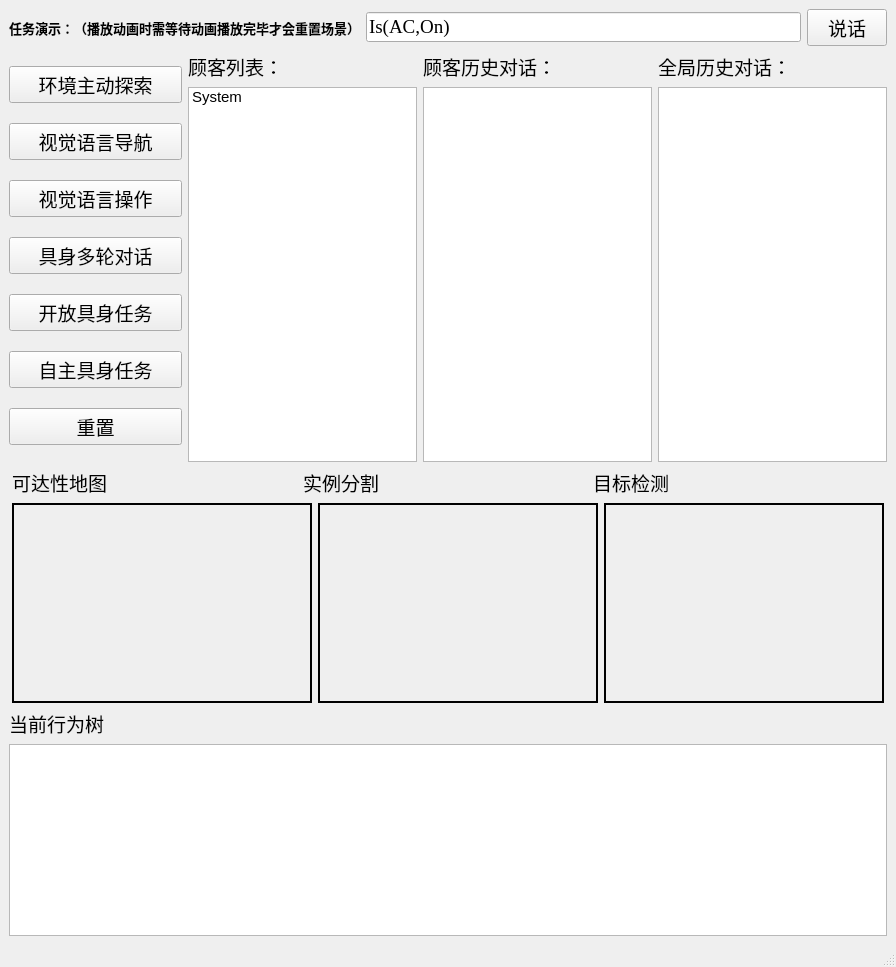
Above: robowaiter/scene/ui/window.ui from HPCL-EI/RoboWaiter before the change. Below: the same form after it.
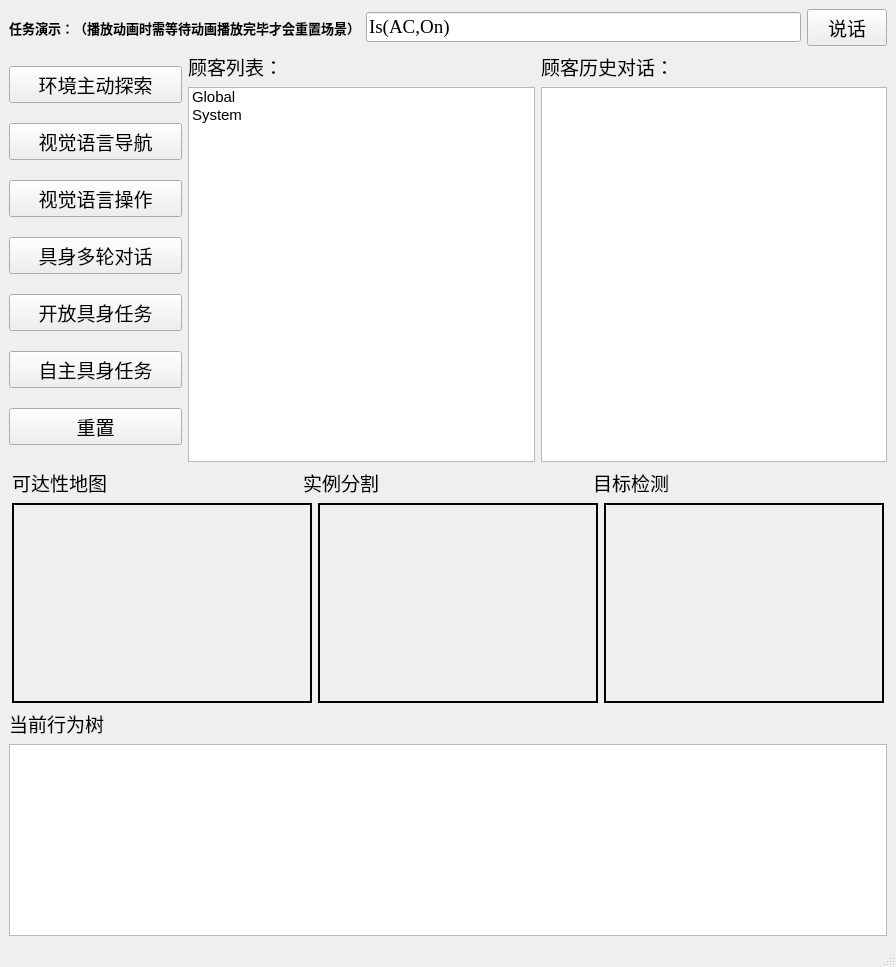
That is the form after the change.

```diff
--- a/robowaiter/scene/ui/window.ui
+++ b/robowaiter/scene/ui/window.ui
@@ -184,19 +184,6 @@
           </property>
          </widget>
         </item>
-        <item>
-         <widget class="QLabel" name="label_12">
-          <property name="font">
-           <font>
-            <family>黑体</family>
-            <pointsize>14</pointsize>
-           </font>
-          </property>
-          <property name="text">
-           <string>全局历史对话：</string>
-          </property>
-         </widget>
-        </item>
        </layout>
       </item>
       <item row="2" column="1" colspan="3">
@@ -208,6 +195,11 @@
             <pointsize>11</pointsize>
            </font>
           </property>
+          <item>
+           <property name="text">
+            <string>Global</string>
+           </property>
+          </item>
           <item>
            <property name="text">
             <string>System</string>
@@ -230,21 +222,6 @@
           </property>
          </widget>
         </item>
-        <item>
-         <widget class="QTextEdit" name="edit_global_history">
-          <property name="enabled">
-           <bool>true</bool>
-          </property>
-          <property name="font">
-           <font>
-            <pointsize>11</pointsize>
-           </font>
-          </property>
-          <property name="readOnly">
-           <bool>true</bool>
-          </property>
-         </widget>
-        </item>
        </layout>
       </item>
      </layout>
```
